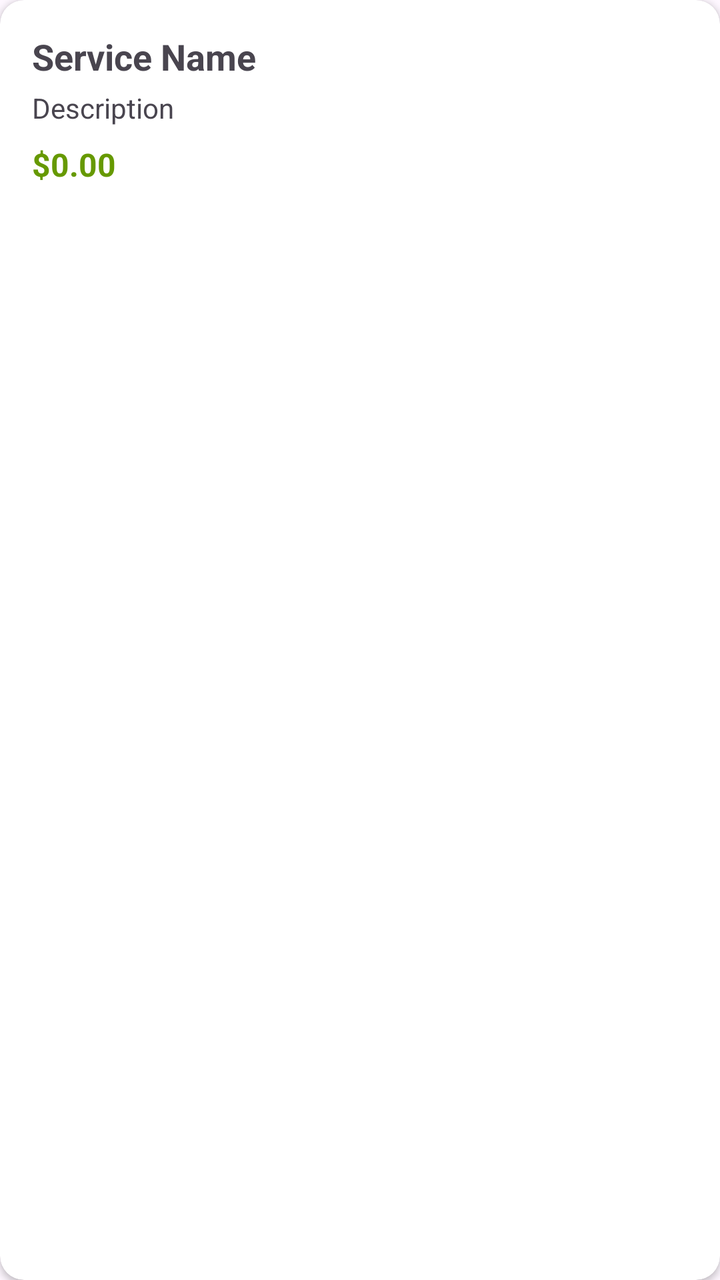
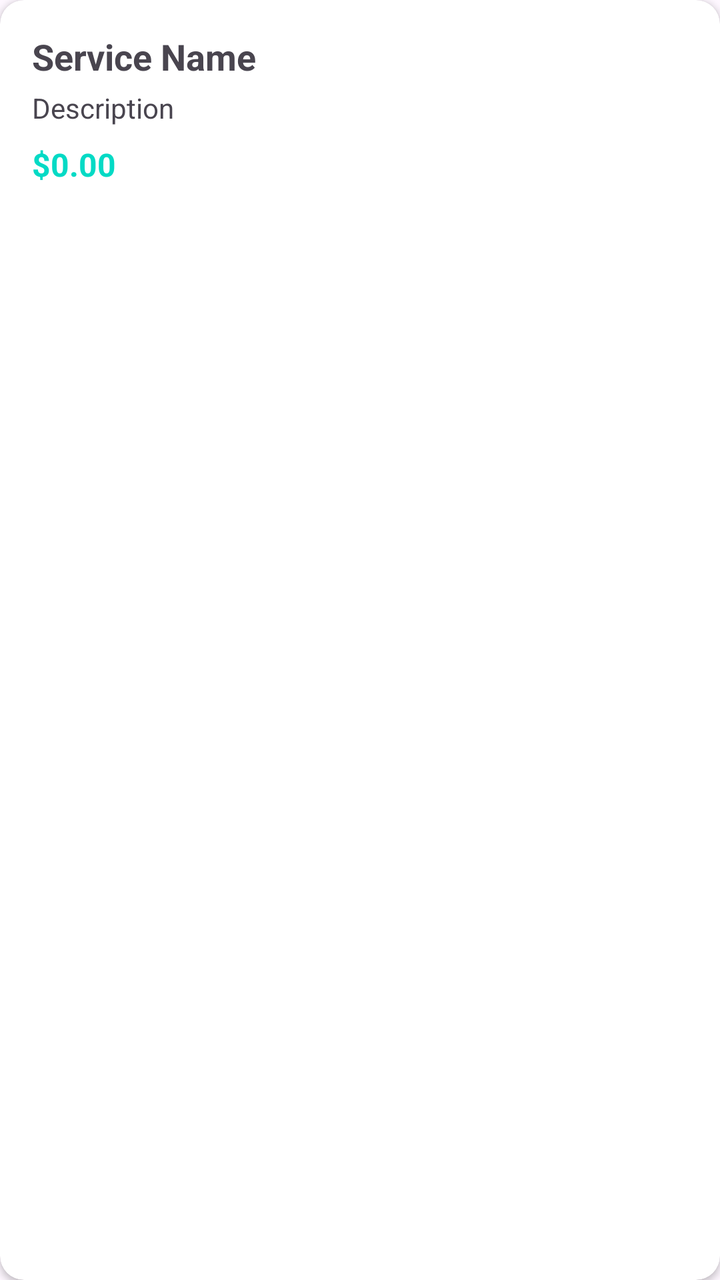

Before-and-after screenshots of an Android layout around one commit, followed by the original layout XML and the change that was made.
<!-- AndroidManifest.xml: application theme Theme.HomeService -->
<!-- res/layout/item_service.xml -->
<?xml version="1.0" encoding="utf-8"?>
<androidx.cardview.widget.CardView xmlns:android="http://schemas.android.com/apk/res/android"
    xmlns:app="http://schemas.android.com/apk/res-auto"
    android:layout_width="match_parent"
    android:layout_height="wrap_content"
    app:cardCornerRadius="12dp"
    app:cardElevation="2dp"
    android:layout_margin="8dp">

    <LinearLayout
        android:layout_width="match_parent"
        android:layout_height="wrap_content"
        android:orientation="vertical"
        android:padding="16dp">

        <TextView
            android:id="@+id/tvServiceName"
            android:layout_width="wrap_content"
            android:layout_height="wrap_content"
            android:text="Service Name"
            android:textSize="18sp"
            android:textStyle="bold" />

        <TextView
            android:id="@+id/tvServiceDesc"
            android:layout_width="wrap_content"
            android:layout_height="wrap_content"
            android:text="Description"
            android:textSize="14sp"
            android:layout_marginTop="4dp" />

        <TextView
            android:id="@+id/tvServicePrice"
            android:layout_width="wrap_content"
            android:layout_height="wrap_content"
            android:text="$0.00"
            android:textSize="16sp"
            android:textStyle="bold"
            android:textColor="@android:color/holo_green_dark"
            android:layout_marginTop="8dp" />

    </LinearLayout>

</androidx.cardview.widget.CardView>
<!-- resources referenced by this layout -->
<resources>
  <style name="Theme.HomeService" parent="Base.Theme.HomeService" />
  <style name="Base.Theme.HomeService" parent="Theme.Material3.DayNight.NoActionBar">
          
          
      </style>
</resources>

<!-- the commit's change to res/layout/item_service.xml (unified diff, before → after) -->
@@ -36,7 +36,7 @@
             android:text="$0.00"
             android:textSize="16sp"
             android:textStyle="bold"
-            android:textColor="@android:color/holo_green_dark"
+            android:textColor="@color/teal_200"
             android:layout_marginTop="8dp" />
 
     </LinearLayout>
<!-- resource entries referenced after the edit -->
@@ -1,9 +1,21 @@
 <!-- resources referenced by this layout -->
 <resources>
-  <style name="Theme.HomeService" parent="Base.Theme.HomeService" />
-  <style name="Base.Theme.HomeService" parent="Theme.Material3.DayNight.NoActionBar">
-          
-          
+  <color name="teal_200">#03DAC5</color>
+  <style name="Theme.HomeService" parent="Theme.Material3.DayNight.NoActionBar">
+          <item name="colorPrimary">@color/purple_500</item>
+          <item name="colorPrimaryVariant">@color/purple_700</item>
+          <item name="colorOnPrimary">@color/white</item>
+          <item name="colorSecondary">@color/teal_200</item>
+          <item name="colorSecondaryVariant">@color/teal_700</item>
+          <item name="colorOnSecondary">@color/black</item>
+          <item name="android:statusBarColor">?attr/colorPrimaryVariant</item>
+          <item name="android:windowLightStatusBar">true</item>
+          <item name="android:navigationBarColor">?android:attr/colorBackground</item>
       </style>
+  <color name="purple_500">#6200EE</color>
+  <color name="purple_700">#3700B3</color>
+  <color name="white">#FFFFFFFF</color>
+  <color name="teal_700">#018786</color>
+  <color name="black">#FF000000</color>
 </resources>
 
